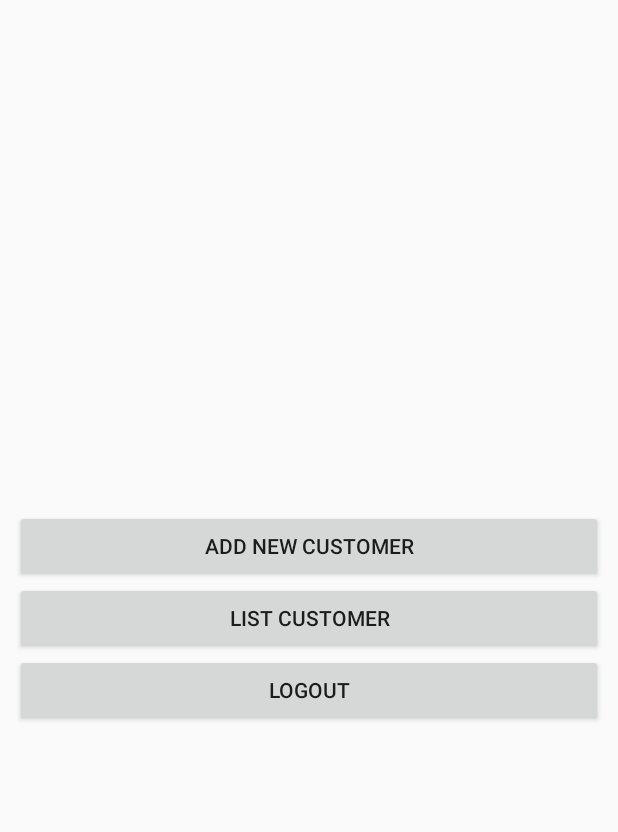
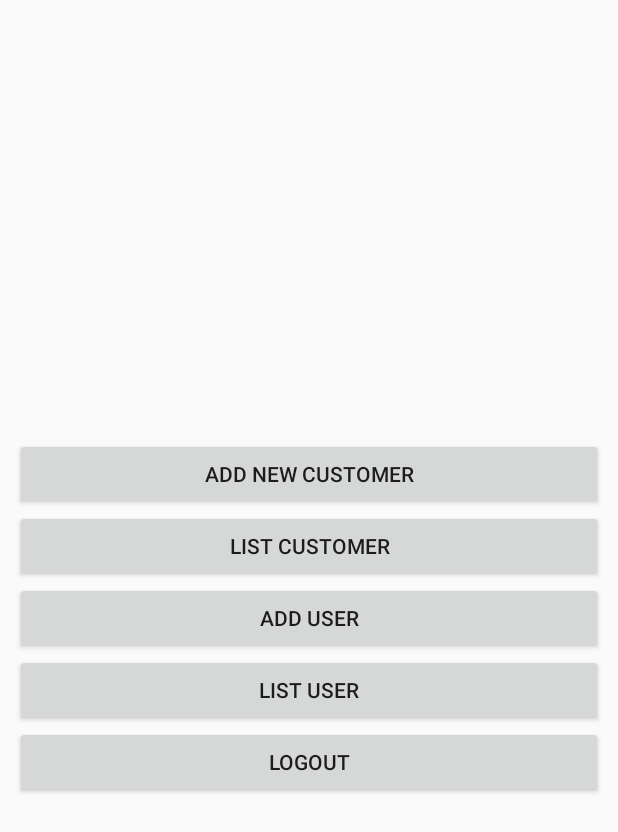
Before and after one commit to Adhamsheriff/Firestore, an Android app: the DashboardActivity screen opened directly, with no data from a screen before it, on a phone screen of 412 x 824 dp. Shown: the top 832 px of the screen. Run offline under Robolectric (Android 15) with nearby library versions, the phone set to English and light mode, and no system bars.

Commit message:
Creating Add & List User Activity

```diff
--- a/app/src/main/AndroidManifest.xml
+++ b/app/src/main/AndroidManifest.xml
@@ -11,6 +11,8 @@
         android:roundIcon="@mipmap/ic_launcher_round"
         android:supportsRtl="true"
         android:theme="@style/AppTheme">
+        <activity android:name=".ui.activity.ListUserActivity"></activity>
+        <activity android:name=".ui.activity.AddUserActivity" />
         <activity android:name=".ui.activity.SplashActivity">
             <intent-filter>
                 <action android:name="android.intent.action.MAIN" />
@@ -21,9 +23,7 @@
         <activity android:name=".ui.activity.DashboardActivity" />
         <activity android:name=".ui.activity.AddStoreActivity" />
         <activity android:name=".ui.activity.StoreListActivity" />
-        <activity android:name=".ui.activity.LoginActivity">
-
-        </activity>
+        <activity android:name=".ui.activity.LoginActivity" />
     </application>
 
 </manifest>
--- a/app/src/main/res/layout/activity_dashboard.xml
+++ b/app/src/main/res/layout/activity_dashboard.xml
@@ -1,29 +1,41 @@
 <?xml version="1.0" encoding="utf-8"?>
 <LinearLayout xmlns:android="http://schemas.android.com/apk/res/android"
-    xmlns:app="http://schemas.android.com/apk/res-auto"
     xmlns:tools="http://schemas.android.com/tools"
     android:layout_width="match_parent"
     android:layout_height="match_parent"
+    android:layout_margin="10dp"
+    android:gravity="center"
     android:orientation="vertical"
-    android:gravity="center"
-    android:layout_margin="10dp"
     tools:context=".ui.activity.DashboardActivity">
 
     <Button
         android:id="@+id/activity_dashboard_button_addnewcustomer"
         android:layout_width="match_parent"
         android:layout_height="wrap_content"
-        android:text="Add New Customer"/>
+        android:text="Add New Customer" />
 
     <Button
         android:id="@+id/activity_dashboard_button_listcustomer"
         android:layout_width="match_parent"
         android:layout_height="wrap_content"
-        android:text="List Customer"/>
+        android:text="List Customer" />
+
+    <Button
+        android:id="@+id/activity_dashboard_button_adduser"
+        android:layout_width="match_parent"
+        android:layout_height="wrap_content"
+        android:text="Add User" />
+
+    <Button
+        android:id="@+id/activity_dashboard_button_listuser"
+        android:layout_width="match_parent"
+        android:layout_height="wrap_content"
+        android:text="List User" />
+
 
     <Button
         android:id="@+id/activity_dashboard_button_logout"
         android:layout_width="match_parent"
         android:layout_height="wrap_content"
-        android:text="Logout"/>
+        android:text="Logout" />
 </LinearLayout>
```
Also changed, not shown: app/src/main/java/com/adhamsheriff/firestore/ui/activity/AddUserActivity.java (added, +15 -0 lines), app/src/main/java/com/adhamsheriff/firestore/ui/activity/DashboardActivity.java (+15 -9 lines), app/src/main/java/com/adhamsheriff/firestore/ui/activity/ListUserActivity.java (added, +15 -0 lines), app/src/main/res/layout/activity_add_user.xml (added, +9 -0 lines), app/src/main/res/layout/activity_list_user.xml (added, +9 -0 lines).
